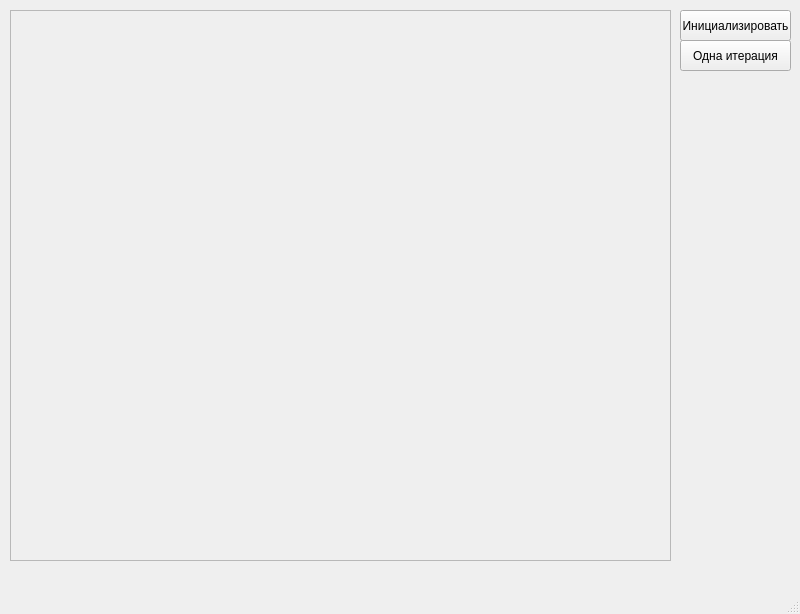
Before: the Qt Designer form window.ui in Sanicul/Bat_algorithm_visualisation, drawn with Qt 5.
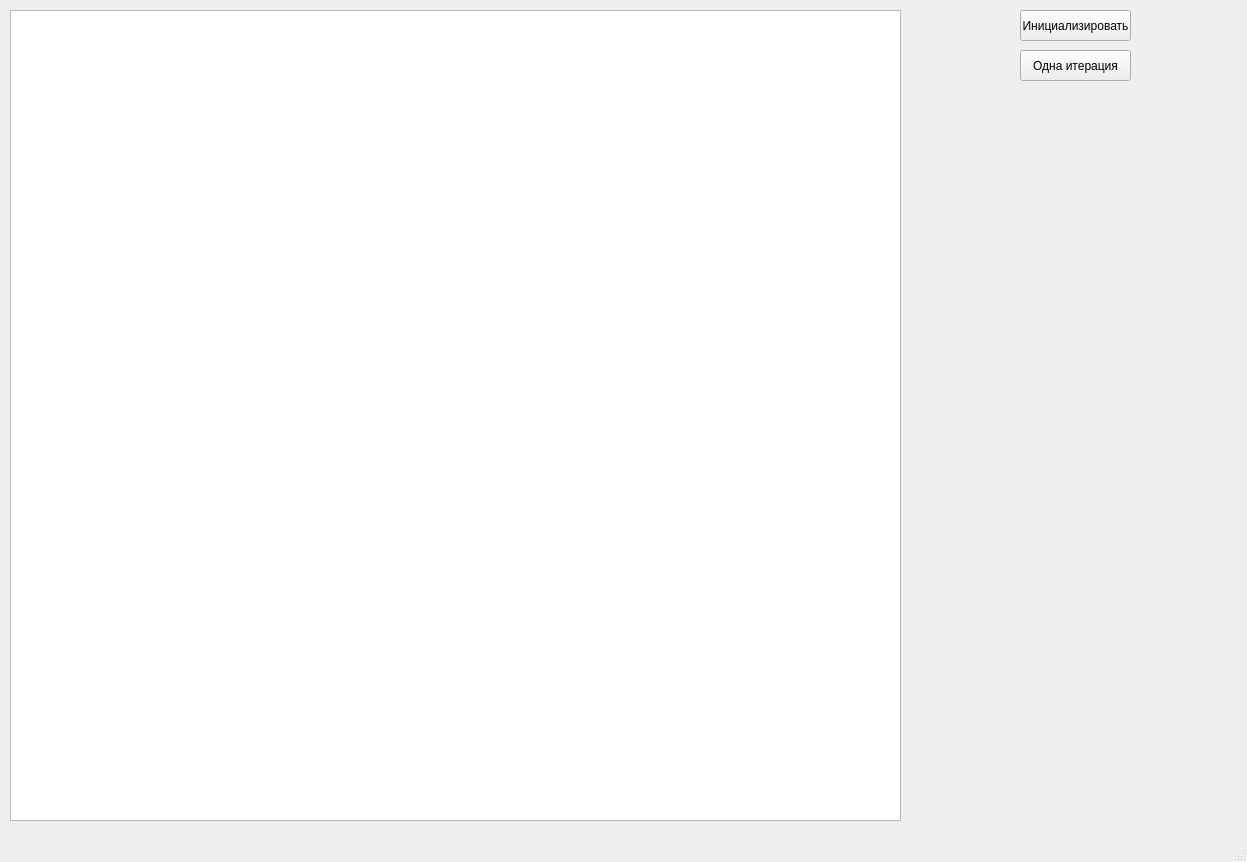
After: the same form once the commit is applied.

Commit message: Graphics Viev

Diff of the .ui file:
```diff
--- a/window.ui
+++ b/window.ui
@@ -6,10 +6,16 @@
    <rect>
     <x>0</x>
     <y>0</y>
-    <width>800</width>
-    <height>614</height>
+    <width>1247</width>
+    <height>862</height>
    </rect>
   </property>
+  <property name="sizePolicy">
+   <sizepolicy hsizetype="Maximum" vsizetype="Maximum">
+    <horstretch>0</horstretch>
+    <verstretch>0</verstretch>
+   </sizepolicy>
+  </property>
   <property name="windowTitle">
    <string>MainWindow</string>
   </property>
@@ -17,8 +23,8 @@
    <widget class="QPushButton" name="oneIteration">
     <property name="geometry">
      <rect>
-      <x>680</x>
-      <y>40</y>
+      <x>1020</x>
+      <y>50</y>
       <width>111</width>
       <height>31</height>
      </rect>
@@ -27,26 +33,10 @@
      <string>Одна итерация</string>
     </property>
    </widget>
-   <widget class="QFrame" name="frame">
-    <property name="geometry">
-     <rect>
-      <x>10</x>
-      <y>10</y>
-      <width>661</width>
-      <height>551</height>
-     </rect>
-    </property>
-    <property name="frameShape">
-     <enum>QFrame::StyledPanel</enum>
-    </property>
-    <property name="frameShadow">
-     <enum>QFrame::Raised</enum>
-    </property>
-   </widget>
    <widget class="QPushButton" name="initialize">
     <property name="geometry">
      <rect>
-      <x>680</x>
+      <x>1020</x>
       <y>10</y>
       <width>111</width>
       <height>31</height>
@@ -56,6 +46,16 @@
      <string>Инициализировать</string>
     </property>
    </widget>
+   <widget class="QGraphicsView" name="graphicsView">
+    <property name="geometry">
+     <rect>
+      <x>10</x>
+      <y>10</y>
+      <width>891</width>
+      <height>811</height>
+     </rect>
+    </property>
+   </widget>
   </widget>
   <widget class="QMenuBar" name="menubar">
    <property name="geometry">
```
Left out of the diff: 2 changed lines with no effect on the pictures. The commit also changes 1 other file.
